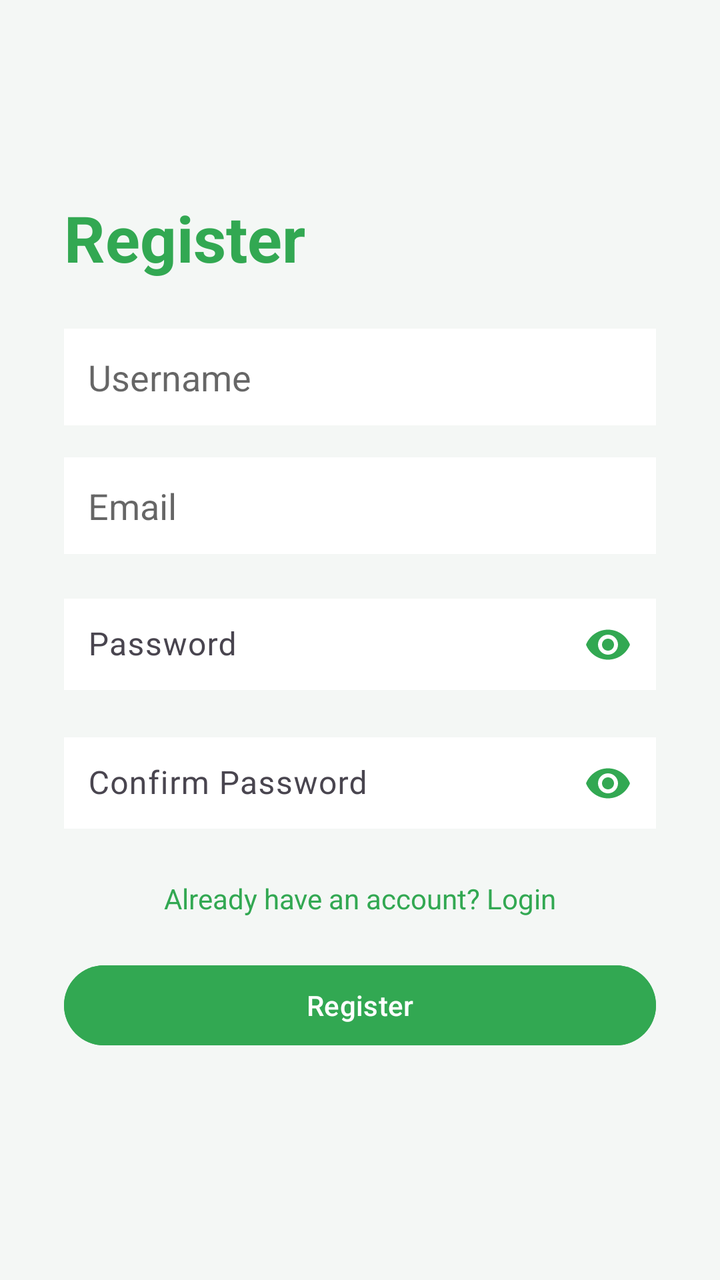
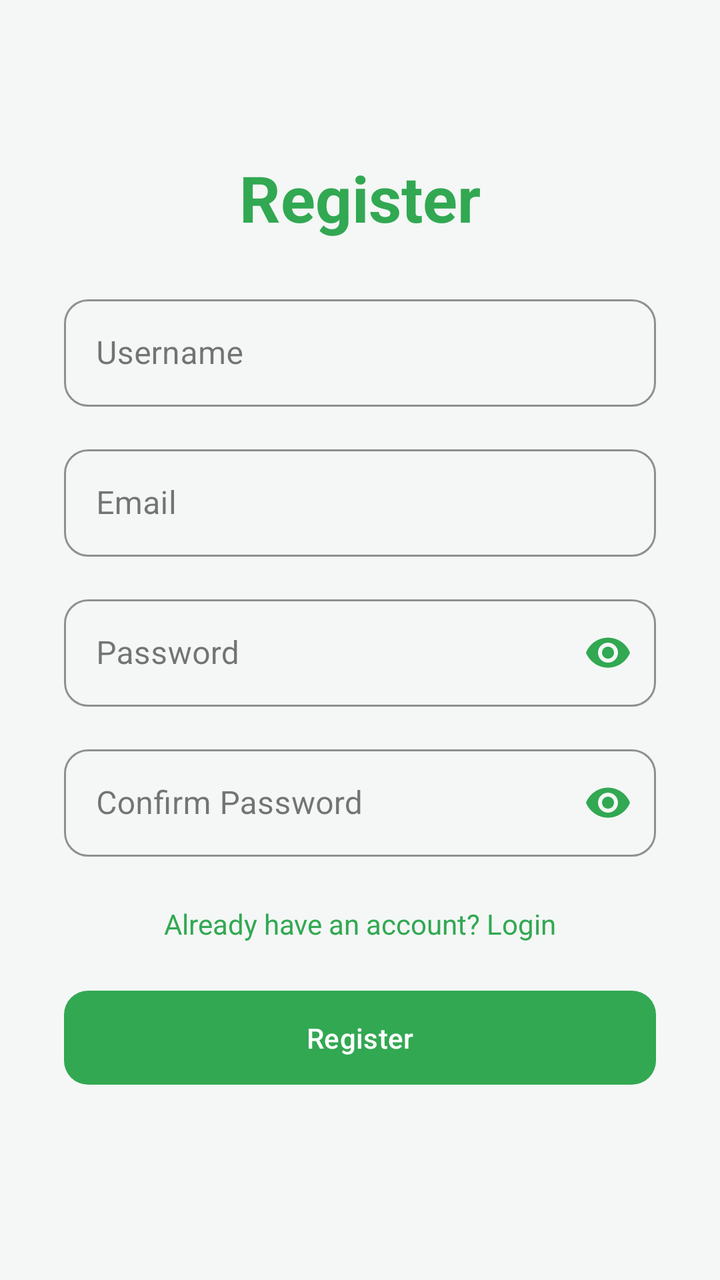

The first picture is an Android layout as it rendered before a commit; the second is the same layout after the commit. The layout source and the unified diff follow.
<!-- AndroidManifest.xml: application theme Theme.TrackIt -->
<!-- res/layout/activity_register.xml -->
<?xml version="1.0" encoding="utf-8"?>
<RelativeLayout
    xmlns:android="http://schemas.android.com/apk/res/android"
    android:layout_width="match_parent"
    android:layout_height="match_parent"
    android:background="@color/bg_color">

    <LinearLayout
        android:orientation="vertical"
        android:layout_width="match_parent"
        android:layout_height="wrap_content"
        android:padding="32dp"
        android:layout_centerInParent="true">

        <TextView
            android:text="Register"
            android:textSize="32sp"
            android:textColor="#32A852"
            android:textStyle="bold"
            android:layout_gravity="center"
            android:layout_marginBottom="24dp"
            android:layout_width="match_parent"
            android:layout_height="wrap_content"/>

        <EditText
            android:id="@+id/etUsername"
            android:hint="Username"
            android:background="#FFFFFFFF"
            android:padding="12dp"
            android:textColor="#000000"
            android:textColorHint="#99000000"
            android:layout_marginBottom="16dp"
            android:layout_width="match_parent"
            android:layout_height="wrap_content"/>

        <EditText
            android:id="@+id/etEmail"
            android:hint="Email"
            android:background="#FFFFFFFF"
            android:padding="12dp"
            android:textColor="#000000"
            android:textColorHint="#99000000"
            android:inputType="textEmailAddress"
            android:layout_marginBottom="16dp"
            android:layout_width="match_parent"
            android:layout_height="wrap_content"/>

        <com.google.android.material.textfield.TextInputLayout
            android:layout_width="match_parent"
            android:layout_height="wrap_content"
            android:layout_marginBottom="16dp"
            app:passwordToggleEnabled="true"
            app:passwordToggleTint="#32A852"
            xmlns:app="http://schemas.android.com/apk/res-auto">

            <com.google.android.material.textfield.TextInputEditText
                android:id="@+id/etPassword"
                android:layout_width="match_parent"
                android:layout_height="wrap_content"
                android:background="#FFFFFFFF"
                android:hint="Password"
                android:inputType="textPassword"
                android:padding="12dp"
                android:textColor="#000000"
                android:textColorHint="#99000000" />
        </com.google.android.material.textfield.TextInputLayout>

        <com.google.android.material.textfield.TextInputLayout
            android:layout_width="match_parent"
            android:layout_height="wrap_content"
            android:layout_marginBottom="24dp"
            app:passwordToggleEnabled="true"
            app:passwordToggleTint="#32A852"
            xmlns:app="http://schemas.android.com/apk/res-auto">

            <com.google.android.material.textfield.TextInputEditText
                android:id="@+id/etConfPassword"
                android:layout_width="match_parent"
                android:layout_height="wrap_content"
                android:background="#FFFFFFFF"
                android:hint="Confirm Password"
                android:inputType="textPassword"
                android:padding="12dp"
                android:textColor="#000000"
                android:textColorHint="#99000000" />
        </com.google.android.material.textfield.TextInputLayout>


        <TextView
            android:id="@+id/tvLoginLink"
            android:text="Already have an account? Login"
            android:textColor="#32A852"
            android:textSize="14sp"
            android:gravity="center"
            android:layout_width="match_parent"
            android:layout_height="wrap_content"/>

        <Button
            android:id="@+id/btnRegister"
            android:layout_marginTop="20dp"
            android:text="Register"
            android:textColor="#FFFFFF"
            android:layout_width="match_parent"
            android:layout_height="wrap_content"
            android:backgroundTint="#32A852"
            android:layout_marginBottom="16dp"/>

    </LinearLayout>

</RelativeLayout>
<!-- resources referenced by this layout -->
<resources>
  <color name="bg_color">#f4f7f5</color>
  <style name="Theme.TrackIt" parent="Base.Theme.TrackIt" />
  <style name="Base.Theme.TrackIt" parent="Theme.Material3.DayNight.NoActionBar">
          
          
      </style>
</resources>

<!-- the commit's change to res/layout/activity_register.xml (unified diff, before → after) -->
@@ -1,6 +1,7 @@
 <?xml version="1.0" encoding="utf-8"?>
 <RelativeLayout
     xmlns:android="http://schemas.android.com/apk/res/android"
+    xmlns:app="http://schemas.android.com/apk/res-auto"
     android:layout_width="match_parent"
     android:layout_height="match_parent"
     android:background="@color/bg_color">
@@ -18,30 +19,8 @@
             android:textColor="#32A852"
             android:textStyle="bold"
             android:layout_gravity="center"
+            android:gravity="center"
             android:layout_marginBottom="24dp"
-            android:layout_width="match_parent"
-            android:layout_height="wrap_content"/>
-
-        <EditText
-            android:id="@+id/etUsername"
-            android:hint="Username"
-            android:background="#FFFFFFFF"
-            android:padding="12dp"
-            android:textColor="#000000"
-            android:textColorHint="#99000000"
-            android:layout_marginBottom="16dp"
-            android:layout_width="match_parent"
-            android:layout_height="wrap_content"/>
-
-        <EditText
-            android:id="@+id/etEmail"
-            android:hint="Email"
-            android:background="#FFFFFFFF"
-            android:padding="12dp"
-            android:textColor="#000000"
-            android:textColorHint="#99000000"
-            android:inputType="textEmailAddress"
-            android:layout_marginBottom="16dp"
             android:layout_width="match_parent"
             android:layout_height="wrap_content"/>
 
@@ -49,18 +28,69 @@
             android:layout_width="match_parent"
             android:layout_height="wrap_content"
             android:layout_marginBottom="16dp"
+            style="@style/Widget.MaterialComponents.TextInputLayout.OutlinedBox"
+            app:boxStrokeColor="#32A852"
+            app:boxCornerRadiusTopStart="12dp"
+            app:boxCornerRadiusTopEnd="12dp"
+            app:boxCornerRadiusBottomStart="12dp"
+            app:boxCornerRadiusBottomEnd="12dp"
+            app:hintTextColor="#32A852">
+
+            <com.google.android.material.textfield.TextInputEditText
+                android:id="@+id/etUsername"
+                android:layout_width="match_parent"
+                android:layout_height="wrap_content"
+                android:hint="Username"
+                android:inputType="textPersonName"
+                android:padding="16dp"
+                android:textColor="#000000"
+                android:textColorHint="#99000000" />
+        </com.google.android.material.textfield.TextInputLayout>
+
+        <com.google.android.material.textfield.TextInputLayout
+            android:layout_width="match_parent"
+            android:layout_height="wrap_content"
+            android:layout_marginBottom="16dp"
+            style="@style/Widget.MaterialComponents.TextInputLayout.OutlinedBox"
+            app:boxStrokeColor="#32A852"
+            app:boxCornerRadiusTopStart="12dp"
+            app:boxCornerRadiusTopEnd="12dp"
+            app:boxCornerRadiusBottomStart="12dp"
+            app:boxCornerRadiusBottomEnd="12dp"
+            app:hintTextColor="#32A852">
+
+            <com.google.android.material.textfield.TextInputEditText
+                android:id="@+id/etEmail"
+                android:layout_width="match_parent"
+                android:layout_height="wrap_content"
+                android:hint="Email"
+                android:inputType="textEmailAddress"
+                android:padding="16dp"
+                android:textColor="#000000"
+                android:textColorHint="#99000000" />
+        </com.google.android.material.textfield.TextInputLayout>
+
+        <com.google.android.material.textfield.TextInputLayout
+            android:layout_width="match_parent"
+            android:layout_height="wrap_content"
+            android:layout_marginBottom="16dp"
+            style="@style/Widget.MaterialComponents.TextInputLayout.OutlinedBox"
+            app:boxStrokeColor="#32A852"
+            app:boxCornerRadiusTopStart="12dp"
+            app:boxCornerRadiusTopEnd="12dp"
+            app:boxCornerRadiusBottomStart="12dp"
+            app:boxCornerRadiusBottomEnd="12dp"
             app:passwordToggleEnabled="true"
             app:passwordToggleTint="#32A852"
-            xmlns:app="http://schemas.android.com/apk/res-auto">
+            app:hintTextColor="#32A852">
 
             <com.google.android.material.textfield.TextInputEditText
                 android:id="@+id/etPassword"
                 android:layout_width="match_parent"
                 android:layout_height="wrap_content"
-                android:background="#FFFFFFFF"
                 android:hint="Password"
                 android:inputType="textPassword"
-                android:padding="12dp"
+                android:padding="16dp"
                 android:textColor="#000000"
                 android:textColorHint="#99000000" />
         </com.google.android.material.textfield.TextInputLayout>
@@ -69,22 +99,26 @@
             android:layout_width="match_parent"
             android:layout_height="wrap_content"
             android:layout_marginBottom="24dp"
+            style="@style/Widget.MaterialComponents.TextInputLayout.OutlinedBox"
+            app:boxStrokeColor="#32A852"
+            app:boxCornerRadiusTopStart="12dp"
+            app:boxCornerRadiusTopEnd="12dp"
+            app:boxCornerRadiusBottomStart="12dp"
+            app:boxCornerRadiusBottomEnd="12dp"
             app:passwordToggleEnabled="true"
             app:passwordToggleTint="#32A852"
-            xmlns:app="http://schemas.android.com/apk/res-auto">
+            app:hintTextColor="#32A852">
 
             <com.google.android.material.textfield.TextInputEditText
                 android:id="@+id/etConfPassword"
                 android:layout_width="match_parent"
                 android:layout_height="wrap_content"
-                android:background="#FFFFFFFF"
                 android:hint="Confirm Password"
                 android:inputType="textPassword"
-                android:padding="12dp"
+                android:padding="16dp"
                 android:textColor="#000000"
                 android:textColorHint="#99000000" />
         </com.google.android.material.textfield.TextInputLayout>
-
 
         <TextView
             android:id="@+id/tvLoginLink"
@@ -95,15 +129,17 @@
             android:layout_width="match_parent"
             android:layout_height="wrap_content"/>
 
-        <Button
+        <com.google.android.material.button.MaterialButton
             android:id="@+id/btnRegister"
             android:layout_marginTop="20dp"
+            android:layout_marginBottom="16dp"
             android:text="Register"
             android:textColor="#FFFFFF"
+            app:backgroundTint="#32A852"
+            app:cornerRadius="12dp"
+            android:padding="14dp"
             android:layout_width="match_parent"
-            android:layout_height="wrap_content"
-            android:backgroundTint="#32A852"
-            android:layout_marginBottom="16dp"/>
+            android:layout_height="wrap_content"/>
 
     </LinearLayout>
 
